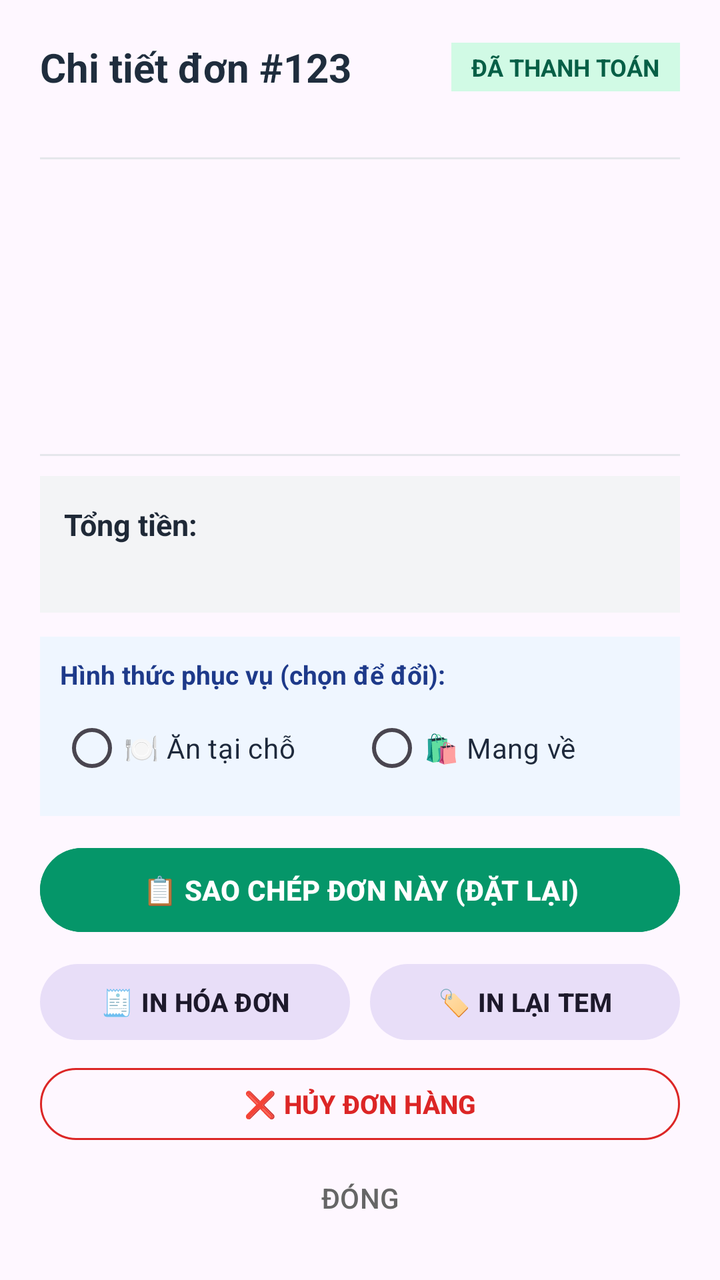
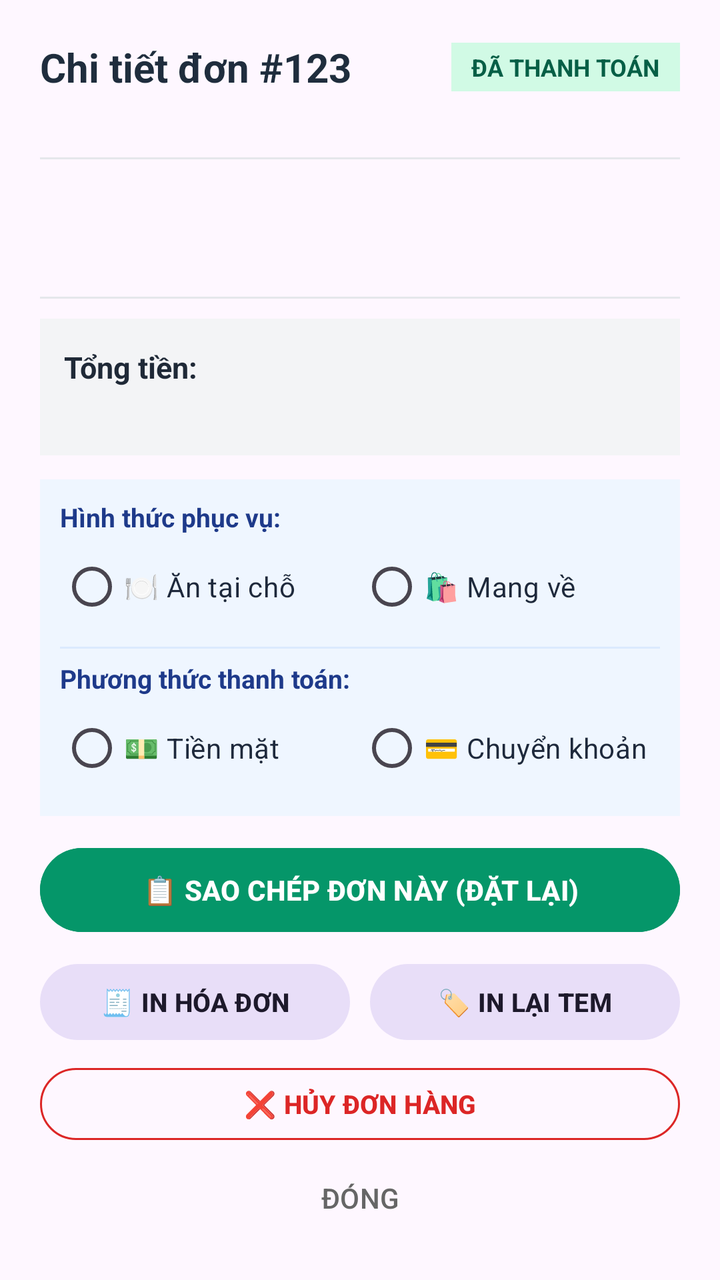

Screens rendered from an Android XML layout before and after an edit, with the pre-edit source and the edit as a unified diff.
<!-- AndroidManifest.xml: application theme Theme.Material3.DayNight.NoActionBar -->
<!-- res/layout/dialog_order_detail.xml -->
<?xml version="1.0" encoding="utf-8"?>
<LinearLayout xmlns:android="http://schemas.android.com/apk/res/android"
    xmlns:app="http://schemas.android.com/apk/res-auto"
    android:layout_width="match_parent"
    android:layout_height="wrap_content"
    android:orientation="vertical"
    android:padding="20dp">

    
    <LinearLayout
        android:layout_width="match_parent"
        android:layout_height="wrap_content"
        android:gravity="center_vertical"
        android:orientation="horizontal">

        <TextView
            android:id="@+id/tvOrderTitle"
            android:layout_width="0dp"
            android:layout_height="wrap_content"
            android:layout_weight="1"
            android:text="Chi tiết đơn #123"
            android:textColor="#1F2D3D"
            android:textSize="20sp"
            android:textStyle="bold" />

        <TextView
            android:id="@+id/tvOrderStatusBadge"
            android:layout_width="wrap_content"
            android:layout_height="wrap_content"
            android:background="#D1FAE5"
            android:paddingHorizontal="10dp"
            android:paddingVertical="4dp"
            android:text="ĐÃ THANH TOÁN"
            android:textColor="#065F46"
            android:textSize="12sp"
            android:textStyle="bold" />
    </LinearLayout>

    <TextView
        android:id="@+id/tvOrderSubtitle"
        android:layout_width="match_parent"
        android:layout_height="wrap_content"
        android:layout_marginTop="4dp"
        android:textColor="#666666"
        android:textSize="13sp" />

    <View
        android:layout_width="match_parent"
        android:layout_height="1dp"
        android:layout_marginVertical="10dp"
        android:background="#E5E7EB" />

    
    <androidx.core.widget.NestedScrollView
        android:layout_width="match_parent"
        android:layout_height="0dp"
        android:layout_weight="1"
        android:maxHeight="260dp">

        <TextView
            android:id="@+id/tvOrderItems"
            android:layout_width="match_parent"
            android:layout_height="wrap_content"
            android:lineSpacingExtra="4dp"
            android:textColor="#1F2937"
            android:textSize="14sp" />
    </androidx.core.widget.NestedScrollView>

    <View
        android:layout_width="match_parent"
        android:layout_height="1dp"
        android:layout_marginVertical="10dp"
        android:background="#E5E7EB" />

    
    <LinearLayout
        android:layout_width="match_parent"
        android:layout_height="wrap_content"
        android:layout_marginBottom="12dp"
        android:background="#F3F4F6"
        android:orientation="vertical"
        android:padding="12dp">

        <LinearLayout
            android:layout_width="match_parent"
            android:layout_height="wrap_content"
            android:orientation="horizontal">

            <TextView
                android:layout_width="0dp"
                android:layout_height="wrap_content"
                android:layout_weight="1"
                android:text="Tổng tiền:"
                android:textColor="#1F2937"
                android:textSize="15sp"
                android:textStyle="bold" />

            <TextView
                android:id="@+id/tvOrderTotal"
                android:layout_width="wrap_content"
                android:layout_height="wrap_content"
                android:textColor="#B91C1C"
                android:textSize="17sp"
                android:textStyle="bold" />
        </LinearLayout>

        <TextView
            android:id="@+id/tvPaymentDetails"
            android:layout_width="match_parent"
            android:layout_height="wrap_content"
            android:layout_marginTop="4dp"
            android:textColor="#4B5563"
            android:textSize="13sp" />
    </LinearLayout>

    
    <LinearLayout
        android:layout_width="match_parent"
        android:layout_height="wrap_content"
        android:layout_marginBottom="12dp"
        android:background="#EFF6FF"
        android:orientation="vertical"
        android:padding="10dp">

        <TextView
            android:layout_width="wrap_content"
            android:layout_height="wrap_content"
            android:text="Hình thức phục vụ (chọn để đổi):"
            android:textColor="#1E3A8A"
            android:textSize="13sp"
            android:textStyle="bold" />

        <RadioGroup
            android:id="@+id/rgOrderType"
            android:layout_width="match_parent"
            android:layout_height="wrap_content"
            android:layout_marginTop="4dp"
            android:orientation="horizontal">

            <RadioButton
                android:id="@+id/rbDineIn"
                android:layout_width="0dp"
                android:layout_height="wrap_content"
                android:layout_weight="1"
                android:text="🍽 Ăn tại chỗ"
                android:textColor="#1E293B"
                android:textSize="14sp" />

            <RadioButton
                android:id="@+id/rbTakeAway"
                android:layout_width="0dp"
                android:layout_height="wrap_content"
                android:layout_weight="1"
                android:text="🛍 Mang về"
                android:textColor="#1E293B"
                android:textSize="14sp" />
        </RadioGroup>
    </LinearLayout>

    
    
    <com.google.android.material.button.MaterialButton
        android:id="@+id/btnCopyOrder"
        style="@style/Widget.Material3.Button"
        android:layout_width="match_parent"
        android:layout_height="50dp"
        android:backgroundTint="#059669"
        android:text="📋 SAO CHÉP ĐƠN NÀY (ĐẶT LẠI)"
        android:textColor="#FFFFFF"
        android:textSize="14sp"
        android:textStyle="bold" />

    
    <LinearLayout
        android:layout_width="match_parent"
        android:layout_height="wrap_content"
        android:layout_marginTop="8dp"
        android:orientation="horizontal">

        <com.google.android.material.button.MaterialButton
            android:id="@+id/btnReprintOrder"
            style="@style/Widget.Material3.Button.TonalButton"
            android:layout_width="0dp"
            android:layout_height="46dp"
            android:layout_weight="1"
            android:layout_marginEnd="5dp"
            android:text="🧾 IN HÓA ĐƠN"
            android:textSize="13sp"
            android:textStyle="bold" />

        <com.google.android.material.button.MaterialButton
            android:id="@+id/btnReprintLabel"
            style="@style/Widget.Material3.Button.TonalButton"
            android:layout_width="0dp"
            android:layout_height="46dp"
            android:layout_weight="1"
            android:layout_marginStart="5dp"
            android:text="🏷 IN LẠI TEM"
            android:textSize="13sp"
            android:textStyle="bold" />
    </LinearLayout>

    
    <com.google.android.material.button.MaterialButton
        android:id="@+id/btnCancelOrder"
        style="@style/Widget.Material3.Button.OutlinedButton"
        android:layout_width="match_parent"
        android:layout_height="44dp"
        android:layout_marginTop="6dp"
        android:text="❌ HỦY ĐƠN HÀNG"
        android:textColor="#DC2626"
        app:strokeColor="#DC2626"
        android:textSize="13sp"
        android:textStyle="bold" />

    
    <com.google.android.material.button.MaterialButton
        android:id="@+id/btnCloseDialog"
        style="@style/Widget.Material3.Button.TextButton"
        android:layout_width="match_parent"
        android:layout_height="42dp"
        android:layout_marginTop="4dp"
        android:text="ĐÓNG"
        android:textColor="#666666"
        android:textSize="14sp" />

</LinearLayout>
<!-- resources referenced by this layout -->
<resources>

</resources>

<!-- the commit's change to res/layout/dialog_order_detail.xml (unified diff, before → after) -->
@@ -122,10 +122,11 @@
         android:orientation="vertical"
         android:padding="10dp">
 
+        
         <TextView
             android:layout_width="wrap_content"
             android:layout_height="wrap_content"
-            android:text="Hình thức phục vụ (chọn để đổi):"
+            android:text="Hình thức phục vụ:"
             android:textColor="#1E3A8A"
             android:textSize="13sp"
             android:textStyle="bold" />
@@ -134,7 +135,7 @@
             android:id="@+id/rgOrderType"
             android:layout_width="match_parent"
             android:layout_height="wrap_content"
-            android:layout_marginTop="4dp"
+            android:layout_marginTop="2dp"
             android:orientation="horizontal">
 
             <RadioButton
@@ -152,6 +153,47 @@
                 android:layout_height="wrap_content"
                 android:layout_weight="1"
                 android:text="🛍 Mang về"
+                android:textColor="#1E293B"
+                android:textSize="14sp" />
+        </RadioGroup>
+
+        <View
+            android:layout_width="match_parent"
+            android:layout_height="1dp"
+            android:layout_marginVertical="6dp"
+            android:background="#DBEAFE" />
+
+        
+        <TextView
+            android:layout_width="wrap_content"
+            android:layout_height="wrap_content"
+            android:text="Phương thức thanh toán:"
+            android:textColor="#1E3A8A"
+            android:textSize="13sp"
+            android:textStyle="bold" />
+
+        <RadioGroup
+            android:id="@+id/rgPaymentMethod"
+            android:layout_width="match_parent"
+            android:layout_height="wrap_content"
+            android:layout_marginTop="2dp"
+            android:orientation="horizontal">
+
+            <RadioButton
+                android:id="@+id/rbPayCash"
+                android:layout_width="0dp"
+                android:layout_height="wrap_content"
+                android:layout_weight="1"
+                android:text="💵 Tiền mặt"
+                android:textColor="#1E293B"
+                android:textSize="14sp" />
+
+            <RadioButton
+                android:id="@+id/rbPayTransfer"
+                android:layout_width="0dp"
+                android:layout_height="wrap_content"
+                android:layout_weight="1"
+                android:text="💳 Chuyển khoản"
                 android:textColor="#1E293B"
                 android:textSize="14sp" />
         </RadioGroup>
